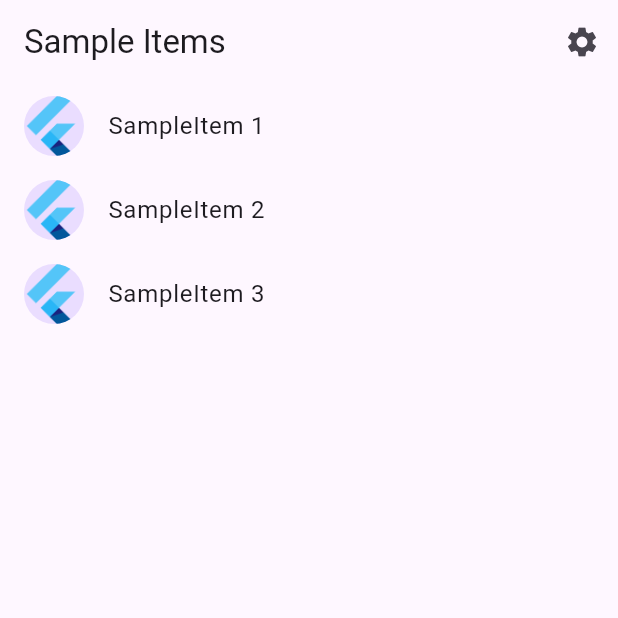
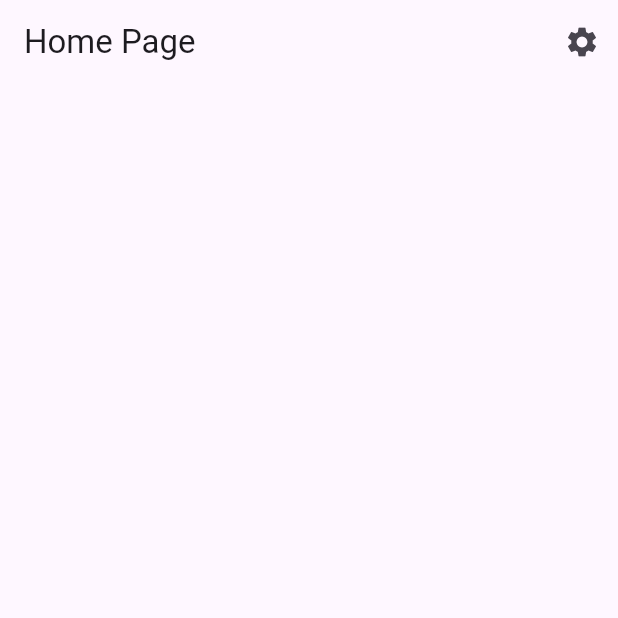
Before and after one commit to Al3xnadra/flutter_movies_api, a Flutter app: the screen it shows after launch, on a phone screen of 412 x 824 dp, the top half of it. Run offline on Flutter 3.47's test engine with Material 3 defaults, Android fonts, the phone set to English and light mode, and no system bars; our stand-ins replace bloc, freezed_annotation, get_it, injectable; generated files the repository leaves out were written again.

Commit message:
Implement HomeCubit and HomeState with Freezed, add HomePage, and update Podfile.lock

```diff
--- /dev/null
+++ b/lib/features/home/cubit/home_cubit.dart
@@ -0,0 +1,9 @@
+import 'package:bloc/bloc.dart';
+import 'package:freezed_annotation/freezed_annotation.dart';
+
+part 'home_state.dart';
+part 'home_cubit.freezed.dart';
+
+class HomeCubit extends Cubit<HomeState> {
+  HomeCubit() : super(HomeState());
+}
--- /dev/null
+++ b/lib/features/home/cubit/home_state.dart
@@ -0,0 +1,6 @@
+part of 'home_cubit.dart';
+
+@freezed
+class HomeState with _$HomeState {
+  const factory HomeState() = _HomeState;
+}
--- /dev/null
+++ b/lib/features/home/page/home_page.dart
@@ -0,0 +1,26 @@
+import 'package:flutter/material.dart';
+import 'package:flutter_movies_api/src/settings/settings_view.dart';
+
+class HomePage extends StatelessWidget {
+  const HomePage({super.key});
+
+  static const routeName = '/';
+
+  @override
+  Widget build(BuildContext context) {
+    return Scaffold(
+      appBar: AppBar(
+        title: const Text('Home Page'),
+        actions: [
+          IconButton(
+            icon: const Icon(Icons.settings),
+            onPressed: () {
+              Navigator.restorablePushNamed(context, SettingsView.routeName);
+            },
+          ),
+        ],
+      ),
+      body: Center(),
+    );
+  }
+}
--- a/lib/src/app.dart
+++ b/lib/src/app.dart
@@ -1,9 +1,9 @@
 import 'package:flutter/material.dart';
 import 'package:flutter_gen/gen_l10n/app_localizations.dart';
 import 'package:flutter_localizations/flutter_localizations.dart';
+import 'package:flutter_movies_api/features/home/page/home_page.dart';
 
 import 'sample_feature/sample_item_details_view.dart';
-import 'sample_feature/sample_item_list_view.dart';
 import 'settings/settings_controller.dart';
 import 'settings/settings_view.dart';
 
@@ -45,9 +45,9 @@ class MyApp extends StatelessWidget {
                     return SettingsView(controller: settingsController);
                   case SampleItemDetailsView.routeName:
                     return const SampleItemDetailsView();
-                  case SampleItemListView.routeName:
+                  case HomePage.routeName:
                   default:
-                    return const SampleItemListView();
+                    return const HomePage();
                 }
               },
             );
--- a/lib/src/sample_feature/sample_item_list_view.dart
+++ b/lib/src/sample_feature/sample_item_list_view.dart
@@ -1,52 +1,52 @@
-import 'package:flutter/material.dart';
+// import 'package:flutter/material.dart';
 
-import '../settings/settings_view.dart';
-import 'sample_item.dart';
-import 'sample_item_details_view.dart';
+// import '../settings/settings_view.dart';
+// import 'sample_item.dart';
+// import 'sample_item_details_view.dart';
 
-class SampleItemListView extends StatelessWidget {
-  const SampleItemListView({
-    super.key,
-    this.items = const [SampleItem(1), SampleItem(2), SampleItem(3)],
-  });
+// class SampleItemListView extends StatelessWidget {
+//   const SampleItemListView({
+//     super.key,
+//     this.items = const [SampleItem(1), SampleItem(2), SampleItem(3)],
+//   });
 
-  static const routeName = '/';
+//   static const routeName = '/';
 
-  final List<SampleItem> items;
+//   final List<SampleItem> items;
 
-  @override
-  Widget build(BuildContext context) {
-    return Scaffold(
-      appBar: AppBar(
-        title: const Text('Sample Items'),
-        actions: [
-          IconButton(
-            icon: const Icon(Icons.settings),
-            onPressed: () {
-              Navigator.restorablePushNamed(context, SettingsView.routeName);
-            },
-          ),
-        ],
-      ),
-      body: ListView.builder(
-        restorationId: 'sampleItemListView',
-        itemCount: items.length,
-        itemBuilder: (BuildContext context, int index) {
-          final item = items[index];
+//   @override
+//   Widget build(BuildContext context) {
+//     return Scaffold(
+//       appBar: AppBar(
+//         title: const Text('Sample Items'),
+//         actions: [
+//           IconButton(
+//             icon: const Icon(Icons.settings),
+//             onPressed: () {
+//               Navigator.restorablePushNamed(context, SettingsView.routeName);
+//             },
+//           ),
+//         ],
+//       ),
+//       body: ListView.builder(
+//         restorationId: 'sampleItemListView',
+//         itemCount: items.length,
+//         itemBuilder: (BuildContext context, int index) {
+//           final item = items[index];
 
-          return ListTile(
-              title: Text('SampleItem ${item.id}'),
-              leading: const CircleAvatar(
-                foregroundImage: AssetImage('assets/images/flutter_logo.png'),
-              ),
-              onTap: () {
-                Navigator.restorablePushNamed(
-                  context,
-                  SampleItemDetailsView.routeName,
-                );
-              });
-        },
-      ),
-    );
-  }
-}
+//           return ListTile(
+//               title: Text('SampleItem ${item.id}'),
+//               leading: const CircleAvatar(
+//                 foregroundImage: AssetImage('assets/images/flutter_logo.png'),
+//               ),
+//               onTap: () {
+//                 Navigator.restorablePushNamed(
+//                   context,
+//                   SampleItemDetailsView.routeName,
+//                 );
+//               });
+//         },
+//       ),
+//     );
+//   }
+// }
```
Also changed, not shown: lib/app/injection/injection_container.config.dart, lib/features/home/cubit/home_cubit.freezed.dart (added), 3 other files.
